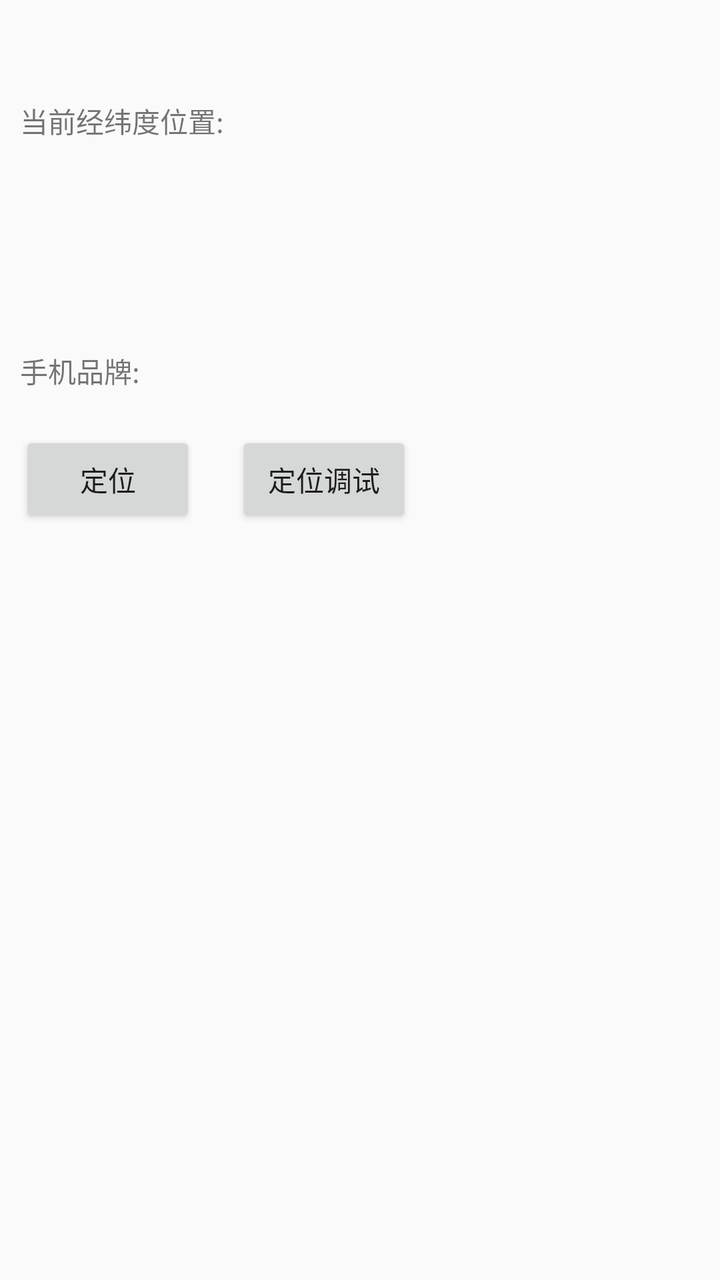
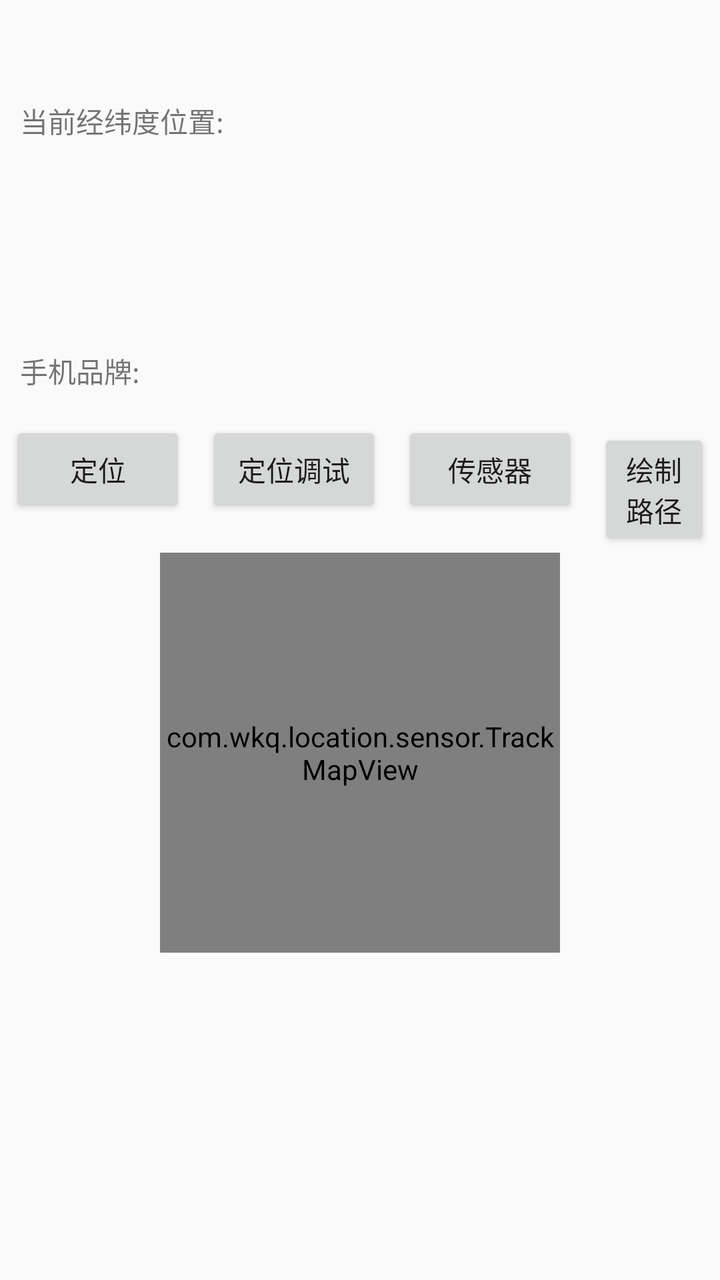

Compare the two renders of this Android layout. The source of the first and the diff that turns it into the second are given below.
<!-- AndroidManifest.xml: application theme Theme.LocationKit -->
<!-- res/layout/activity_location_show.xml -->
<?xml version="1.0" encoding="utf-8"?>
<LinearLayout xmlns:android="http://schemas.android.com/apk/res/android"
    android:layout_width="match_parent"
    android:orientation="vertical"
    android:layout_height="match_parent">

    <TextView
        android:layout_marginTop="50dp"
        android:layout_width="wrap_content"
        android:layout_height="wrap_content"
        android:layout_marginStart="10dp"
        android:text="当前经纬度位置:" />
    <TextView
        android:id="@+id/tv_location"
        android:layout_width="wrap_content"
        android:layout_height="wrap_content"
        android:layout_margin="10dp"
        android:lines="2"
        android:text="" />

    <TextView
        android:id="@+id/tv_address"
        android:layout_width="wrap_content"
        android:layout_height="wrap_content"
        android:layout_margin="10dp"
        android:text="" />



    <LinearLayout
        android:orientation="vertical"
        android:layout_width="wrap_content"
        android:layout_height="wrap_content">
        <TextView
            android:id="@+id/tv_name"
            android:layout_width="wrap_content"
            android:layout_height="wrap_content"
            android:layout_margin="10dp"
            android:text="手机品牌:" />















    </LinearLayout>


<LinearLayout
    android:layout_width="wrap_content"
    android:layout_height="wrap_content"
    android:orientation="horizontal">

    <Button

        android:layout_width="wrap_content"
        android:layout_height="wrap_content"
        android:id="@+id/bt_location"
        android:layout_margin="10dp"
        android:text="定位"/>


    <Button

        android:layout_width="wrap_content"
        android:layout_height="wrap_content"
        android:id="@+id/bt_location_process"
        android:layout_margin="10dp"
        android:text="定位调试"/>
</LinearLayout>

</LinearLayout>
<!-- resources referenced by this layout -->
<resources>
  <style name="Theme.LocationKit" parent="Theme.AppCompat.Light.NoActionBar" />
</resources>

<!-- the commit's change to res/layout/activity_location_show.xml (unified diff, before → after) -->
@@ -1,15 +1,16 @@
 <?xml version="1.0" encoding="utf-8"?>
 <LinearLayout xmlns:android="http://schemas.android.com/apk/res/android"
     android:layout_width="match_parent"
-    android:orientation="vertical"
-    android:layout_height="match_parent">
+    android:layout_height="match_parent"
+    android:orientation="vertical">
 
     <TextView
-        android:layout_marginTop="50dp"
         android:layout_width="wrap_content"
         android:layout_height="wrap_content"
         android:layout_marginStart="10dp"
+        android:layout_marginTop="50dp"
         android:text="当前经纬度位置:" />
+
     <TextView
         android:id="@+id/tv_location"
         android:layout_width="wrap_content"
@@ -26,11 +27,11 @@
         android:text="" />
 
 
+    <LinearLayout
+        android:layout_width="wrap_content"
+        android:layout_height="wrap_content"
+        android:orientation="vertical">
 
-    <LinearLayout
-        android:orientation="vertical"
-        android:layout_width="wrap_content"
-        android:layout_height="wrap_content">
         <TextView
             android:id="@+id/tv_name"
             android:layout_width="wrap_content"
@@ -38,44 +39,67 @@
             android:layout_margin="10dp"
             android:text="手机品牌:" />
 
+        
+        
+        
+        
+        
+        
 
-
-
-
-
-
-
-
-
-
-
-
-
+        
+        
+        
+        
+        
+        
 
     </LinearLayout>
 
 
-<LinearLayout
-    android:layout_width="wrap_content"
-    android:layout_height="wrap_content"
-    android:orientation="horizontal">
-
-    <Button
-
+    <LinearLayout
         android:layout_width="wrap_content"
         android:layout_height="wrap_content"
-        android:id="@+id/bt_location"
-        android:layout_margin="10dp"
-        android:text="定位"/>
+        android:orientation="horizontal">
+
+        <Button
+
+            android:id="@+id/bt_location"
+            android:layout_width="wrap_content"
+            android:layout_height="wrap_content"
+            android:layout_margin="5dp"
+            android:text="定位" />
 
 
-    <Button
+        <Button
 
-        android:layout_width="wrap_content"
-        android:layout_height="wrap_content"
-        android:id="@+id/bt_location_process"
-        android:layout_margin="10dp"
-        android:text="定位调试"/>
-</LinearLayout>
+            android:id="@+id/bt_location_process"
+            android:layout_width="wrap_content"
+            android:layout_height="wrap_content"
+            android:layout_margin="5dp"
+            android:text="定位调试" />
+
+        <Button
+
+            android:id="@+id/bt_sensor"
+            android:layout_width="wrap_content"
+            android:layout_height="wrap_content"
+            android:layout_margin="5dp"
+            android:text="传感器" />
+
+        <Button
+
+            android:id="@+id/bt_draw"
+            android:layout_width="wrap_content"
+            android:layout_height="wrap_content"
+            android:layout_margin="5dp"
+            android:text="绘制路径" />
+    </LinearLayout>
+
+    <com.wkq.location.sensor.TrackMapView
+        android:id="@+id/trackView"
+        android:layout_width="200dp"
+        android:layout_height="200dp"
+        android:layout_gravity="center_horizontal"
+        />
 
 </LinearLayout>
